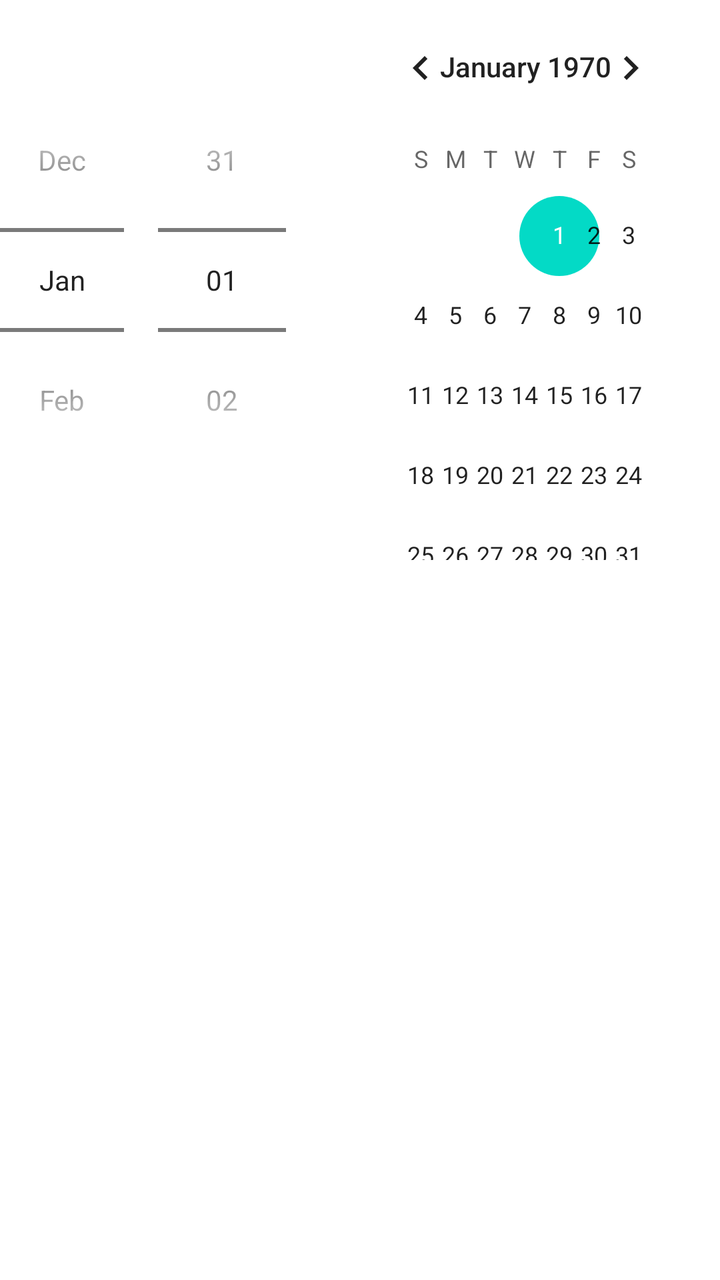
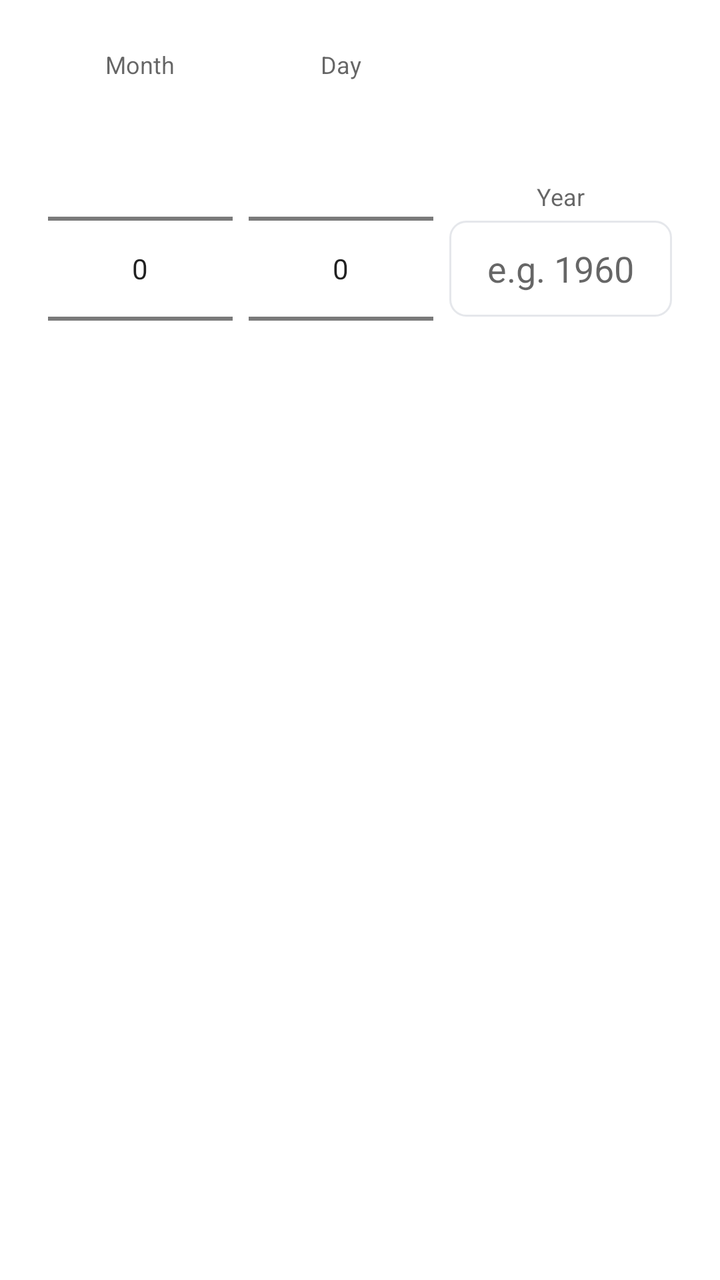

The first picture is an Android layout as it rendered before a commit; the second is the same layout after the commit. The layout source and the unified diff follow.
<!-- AndroidManifest.xml: application theme AppTheme -->
<!-- res/layout/dialog_dob_picker.xml -->
<?xml version="1.0" encoding="utf-8"?>
<DatePicker xmlns:android="http://schemas.android.com/apk/res/android"
    android:id="@+id/dob_date_picker"
    android:layout_width="match_parent"
    android:layout_height="wrap_content"
    android:datePickerMode="spinner" />
<!-- resources referenced by this layout -->
<resources>
  <style name="AppTheme" parent="Theme.MaterialComponents.DayNight.NoActionBar">
          <item name="colorPrimary">@color/colorPrimary</item>
          <item name="android:statusBarColor">#ffffff</item>
      </style>
  <color name="colorPrimary">#2563eb</color>
</resources>

<!-- the commit's change to res/layout/dialog_dob_picker.xml (unified diff, before → after) -->
@@ -1,6 +1,80 @@
 <?xml version="1.0" encoding="utf-8"?>
-<DatePicker xmlns:android="http://schemas.android.com/apk/res/android"
-    android:id="@+id/dob_date_picker"
+<LinearLayout xmlns:android="http://schemas.android.com/apk/res/android"
     android:layout_width="match_parent"
     android:layout_height="wrap_content"
-    android:datePickerMode="spinner" />
+    android:orientation="vertical"
+    android:padding="24dp">
+
+    <LinearLayout
+        android:layout_width="match_parent"
+        android:layout_height="wrap_content"
+        android:orientation="horizontal"
+        android:gravity="center_vertical">
+
+        <LinearLayout
+            android:layout_width="0dp"
+            android:layout_height="wrap_content"
+            android:layout_weight="1"
+            android:orientation="vertical"
+            android:gravity="center_horizontal">
+            <TextView
+                android:layout_width="wrap_content"
+                android:layout_height="wrap_content"
+                android:text="@string/dob_dialog_month"
+                android:textSize="12sp"
+                android:textColor="?android:attr/textColorSecondary"
+                android:layout_marginBottom="4dp" />
+            <NumberPicker
+                android:id="@+id/dob_month"
+                android:layout_width="match_parent"
+                android:layout_height="wrap_content" />
+        </LinearLayout>
+
+        <LinearLayout
+            android:layout_width="0dp"
+            android:layout_height="wrap_content"
+            android:layout_weight="1"
+            android:orientation="vertical"
+            android:gravity="center_horizontal"
+            android:layout_marginStart="8dp"
+            android:layout_marginEnd="8dp">
+            <TextView
+                android:layout_width="wrap_content"
+                android:layout_height="wrap_content"
+                android:text="@string/dob_dialog_day"
+                android:textSize="12sp"
+                android:textColor="?android:attr/textColorSecondary"
+                android:layout_marginBottom="4dp" />
+            <NumberPicker
+                android:id="@+id/dob_day"
+                android:layout_width="match_parent"
+                android:layout_height="wrap_content" />
+        </LinearLayout>
+
+        <LinearLayout
+            android:layout_width="0dp"
+            android:layout_height="wrap_content"
+            android:layout_weight="1.2"
+            android:orientation="vertical"
+            android:gravity="center_horizontal">
+            <TextView
+                android:layout_width="wrap_content"
+                android:layout_height="wrap_content"
+                android:text="@string/dob_dialog_year"
+                android:textSize="12sp"
+                android:textColor="?android:attr/textColorSecondary"
+                android:layout_marginBottom="4dp" />
+            <EditText
+                android:id="@+id/dob_year"
+                android:layout_width="match_parent"
+                android:layout_height="48dp"
+                android:inputType="number"
+                android:maxLength="4"
+                android:gravity="center"
+                android:hint="e.g. 1960"
+                android:background="@drawable/input_background"
+                android:paddingStart="8dp"
+                android:paddingEnd="8dp" />
+        </LinearLayout>
+    </LinearLayout>
+</LinearLayout>
<!-- resource entries referenced after the edit -->
@@ -1,9 +1,24 @@
 <!-- resources referenced by this layout -->
 <resources>
+  <!-- drawable input_background (drawable) -->
+  <?xml version="1.0" encoding="utf-8"?>
+  <shape xmlns:android="http://schemas.android.com/apk/res/android"
+      android:shape="rectangle">
+      <solid android:color="@color/backgroundWhite" />
+      <corners android:radius="8dp" />
+      <stroke
+          android:width="1dp"
+          android:color="@color/borderGray" />
+  </shape>
+  <string name="dob_dialog_day">Day</string>
+  <string name="dob_dialog_month">Month</string>
+  <string name="dob_dialog_year">Year</string>
   <style name="AppTheme" parent="Theme.MaterialComponents.DayNight.NoActionBar">
           <item name="colorPrimary">@color/colorPrimary</item>
           <item name="android:statusBarColor">#ffffff</item>
       </style>
+  <color name="backgroundWhite">#ffffff</color>
+  <color name="borderGray">#e5e7eb</color>
   <color name="colorPrimary">#2563eb</color>
 </resources>
 
